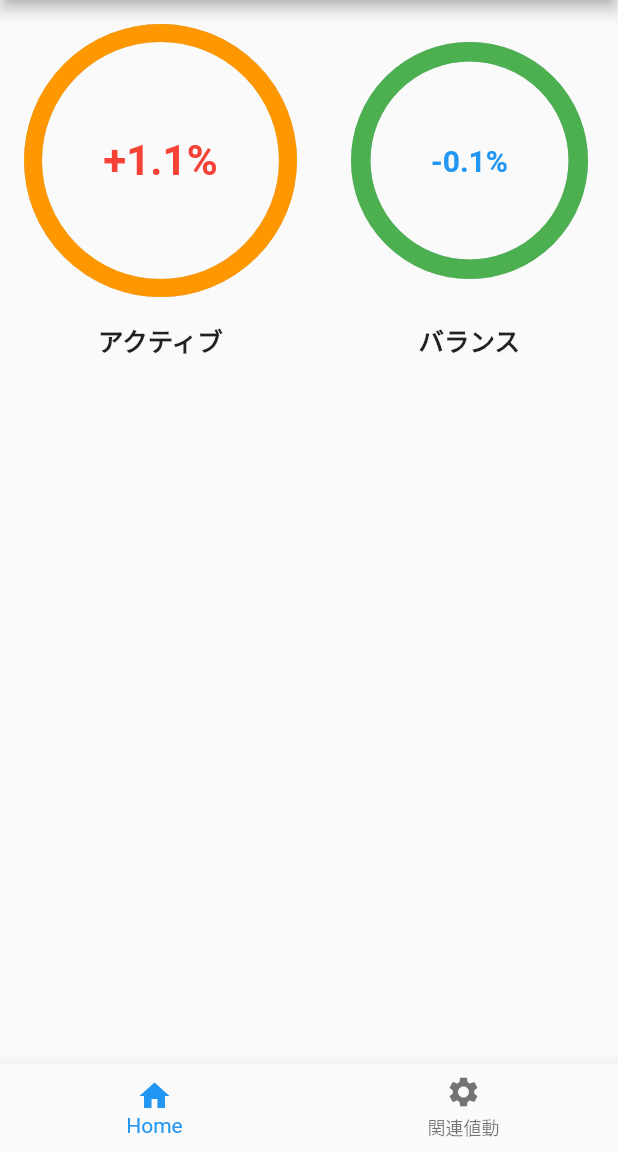
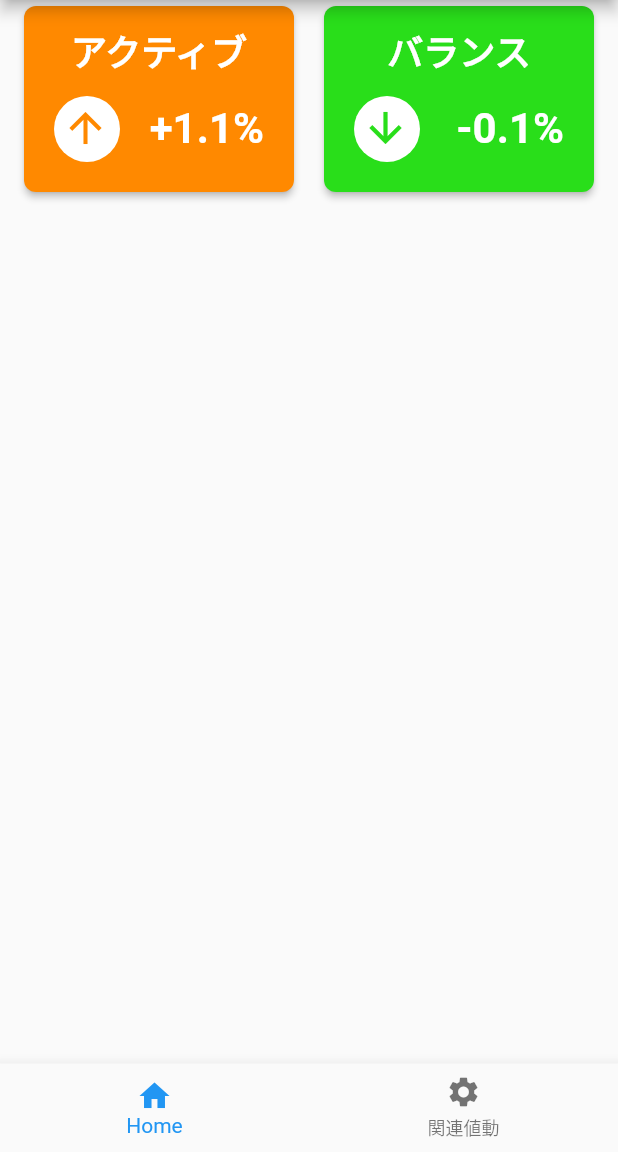
Before and after one commit to yun8686/dpoint_viewer, a Flutter app: the screen it shows after launch, on a phone screen of 412 x 824 dp, the part 84-1236 px from its top. Run offline on Flutter 3.47's test engine with Material 2 defaults, Android fonts, the phone set to English and light mode, and no system bars; drawn by our look-alikes of percent_indicator.

Commit message:
予測結果をカード型に変更対応

```diff
--- a/lib/page/expectation.dart
+++ b/lib/page/expectation.dart
@@ -1,6 +1,6 @@
 import 'package:flutter/material.dart';
-import 'package:percent_indicator/percent_indicator.dart';
 
+// import 'package:percent_indicator/percent_indicator.dart';
 class ExpectationPage extends StatefulWidget {
   @override
   ExpectationState createState() => ExpectationState();
@@ -10,79 +10,202 @@ class ExpectationState extends State<ExpectationPage> {
   double circle = 1.0;
   double activeValue = 1.1;
   double balanceValue = -0.1;
-  bool activeFlag = false;
-  bool balanceFlag = false;
 
   @override
   Widget build(BuildContext context) {
     final Size size = MediaQuery.of(context).size;
-    activeFlag = activeValue > 0 && (activeValue > balanceValue);
-    balanceFlag = balanceValue > 0 && (activeValue < balanceValue);
 
     return Column(
       children: <Widget>[
         Row(
+          mainAxisAlignment: MainAxisAlignment.spaceEvenly,
           children: <Widget>[
-            Padding(
-              padding: activeFlag ? EdgeInsets.all(16.0) : EdgeInsets.all(20.0),
-              child: new CircularPercentIndicator(
-                radius:
-                    activeFlag ? (size.width / 2 - 24) : (size.width / 2 - 48),
-                lineWidth: 12.0,
-                animation: true,
-                percent: circle,
-                center: new Text(
-                  activeValue > 0 ? "+$activeValue%" : "$activeValue%",
-                  style: new TextStyle(
-                    fontWeight: FontWeight.bold,
-                    fontSize: activeFlag ? 28.0 : 20.0,
-                    color: Colors.red,
+            Card(
+              elevation: 2,
+              color: Color(0xffFF8900),
+              child: Container(
+                margin: const EdgeInsets.all(12.0),
+                width: size.width / 2 - 50,
+                height: 100,
+                child: Column(children: <Widget>[
+                  Text(
+                    'アクティブ',
+                    style: TextStyle(
+                        fontWeight: FontWeight.bold,
+                        fontSize: 24,
+                        color: Colors.white),
                   ),
-                ),
-                circularStrokeCap: CircularStrokeCap.round,
-                progressColor: Colors.orange,
+                  Padding(
+                    padding: EdgeInsets.only(top: 12.0, right: 8, left: 8),
+                    child: Row(
+                        mainAxisAlignment: MainAxisAlignment.spaceBetween,
+                        children: <Widget>[
+                          Stack(children: <Widget>[
+                            Positioned(
+                              child: Container(
+                                width: 44,
+                                height: 44,
+                                decoration: BoxDecoration(
+                                  color: Colors.white,
+                                  borderRadius: BorderRadius.circular(100),
+                                ),
+                              ),
+                            ),
+                            Positioned(
+                              top: 5,
+                              left: 5,
+                              child: Icon(
+                                activeValue > 0
+                                    ? Icons.arrow_upward
+                                    : activeValue == 0
+                                        ? Icons.arrow_forward
+                                        : Icons.arrow_downward,
+                                color: Color(0xffFF8900),
+                                size: 32.0,
+                              ),
+                            ),
+                          ]),
+                          Text(
+                            activeValue > 0
+                                ? "+$activeValue%"
+                                : "$activeValue%",
+                            style: new TextStyle(
+                              fontWeight: FontWeight.bold,
+                              fontSize: 28.0,
+                              color: Colors.white,
+                            ),
+                          ),
+                        ]),
+                  ),
+                ]),
+              ),
+              shape: RoundedRectangleBorder(
+                borderRadius: BorderRadius.circular(8.0),
               ),
             ),
-            Padding(
-              padding:
-                  balanceFlag ? EdgeInsets.all(16.0) : EdgeInsets.all(20.0),
-              child: new CircularPercentIndicator(
-                radius:
-                    balanceFlag ? (size.width / 2 - 24) : (size.width / 2 - 48),
-                lineWidth: 13.0,
-                animation: true,
-                percent: circle,
-                center: new Text(
-                  balanceValue > 0 ? "+$balanceValue%" : "$balanceValue%",
-                  style: new TextStyle(
-                    fontWeight: FontWeight.bold,
-                    fontSize: balanceFlag ? 28.0 : 20.0,
-                    color: Colors.blue,
+            Card(
+              elevation: 2,
+              color: Color(0xff29DE1A),
+              child: Container(
+                margin: const EdgeInsets.all(12.0),
+                width: size.width / 2 - 50,
+                height: 100,
+                child: Column(children: <Widget>[
+                  Text(
+                    'バランス',
+                    style: TextStyle(
+                        fontWeight: FontWeight.bold,
+                        fontSize: 24,
+                        color: Colors.white),
                   ),
-                ),
-                circularStrokeCap: CircularStrokeCap.round,
-                progressColor: Colors.green,
+                  Padding(
+                    padding: EdgeInsets.only(top: 12.0, right: 8, left: 8),
+                    child: Row(
+                        mainAxisAlignment: MainAxisAlignment.spaceBetween,
+                        children: <Widget>[
+                          Stack(children: <Widget>[
+                            Positioned(
+                              child: Container(
+                                width: 44,
+                                height: 44,
+                                decoration: BoxDecoration(
+                                  color: Colors.white,
+                                  borderRadius: BorderRadius.circular(100),
+                                ),
+                              ),
+                            ),
+                            Positioned(
+                              top: 5,
+                              left: 5,
+                              child: Icon(
+                                balanceValue > 0
+                                    ? Icons.arrow_upward
+                                    : balanceValue == 0
+                                        ? Icons.arrow_forward
+                                        : Icons.arrow_downward,
+                                color: Color(0xff29DE1A),
+                                size: 32.0,
+                              ),
+                            ),
+                          ]),
+                          Text(
+                            balanceValue > 0
+                                ? "+$balanceValue%"
+                                : "$balanceValue%",
+                            style: new TextStyle(
+                              fontWeight: FontWeight.bold,
+                              fontSize: 28.0,
+                              color: Colors.white,
+                            ),
+                          ),
+                        ]),
+                  ),
+                ]),
+              ),
+              shape: RoundedRectangleBorder(
+                borderRadius: BorderRadius.circular(8.0),
               ),
             ),
+            // Padding(
+            //   padding: activeFlag ? EdgeInsets.all(16.0) : EdgeInsets.all(20.0),
+            //   child: new CircularPercentIndicator(
+            //     radius:
+            //         activeFlag ? (size.width / 2 - 24) : (size.width / 2 - 48),
+            //     lineWidth: 12.0,
+            //     animation: true,
+            //     percent: circle,
+            //     center: new Text(
+            //       activeValue > 0 ? "+$activeValue%" : "$activeValue%",
+            //       style: new TextStyle(
+            //         fontWeight: FontWeight.bold,
+            //         fontSize: activeFlag ? 28.0 : 20.0,
+            //         color: Colors.red,
+            //       ),
+            //     ),
+            //     circularStrokeCap: CircularStrokeCap.round,
+            //     progressColor: Colors.orange,
+            //   ),
+            // ),
+            // Padding(
+            //   padding:
+            //       balanceFlag ? EdgeInsets.all(16.0) : EdgeInsets.all(20.0),
+            //   child: new CircularPercentIndicator(
+            //     radius:
+            //         balanceFlag ? (size.width / 2 - 24) : (size.width / 2 - 48),
+            //     lineWidth: 13.0,
+            //     animation: true,
+            //     percent: circle,
+            //     center: new Text(
+            //       balanceValue > 0 ? "+$balanceValue%" : "$balanceValue%",
+            //       style: new TextStyle(
+            //         fontWeight: FontWeight.bold,
+            //         fontSize: balanceFlag ? 28.0 : 20.0,
+            //         color: Colors.blue,
+            //       ),
+            //     ),
+            //     circularStrokeCap: CircularStrokeCap.round,
+            //     progressColor: Colors.green,
+            //   ),
+            // ),
           ],
         ),
-        Row(mainAxisAlignment: MainAxisAlignment.spaceAround, children: <
-            Widget>[
-          Padding(
-            padding: EdgeInsets.only(top: 0.0),
-            child: Text(
-              "アクティブ",
-              style: new TextStyle(fontWeight: FontWeight.bold, fontSize: 17.0),
-            ),
-          ),
-          Padding(
-            padding: EdgeInsets.only(top: 0.0),
-            child: Text(
-              "バランス",
-              style: new TextStyle(fontWeight: FontWeight.bold, fontSize: 17.0),
-            ),
-          ),
-        ]),
+        // Row(mainAxisAlignment: MainAxisAlignment.spaceAround, children: <
+        //     Widget>[
+        //   Padding(
+        //     padding: EdgeInsets.only(top: 0.0),
+        //     child: Text(
+        //       "アクティブ",
+        //       style: new TextStyle(fontWeight: FontWeight.bold, fontSize: 17.0),
+        //     ),
+        //   ),
+        //   Padding(
+        //     padding: EdgeInsets.only(top: 0.0),
+        //     child: Text(
+        //       "バランス",
+        //       style: new TextStyle(fontWeight: FontWeight.bold, fontSize: 17.0),
+        //     ),
+        //   ),
+        // ]),
       ],
     );
   }
```
